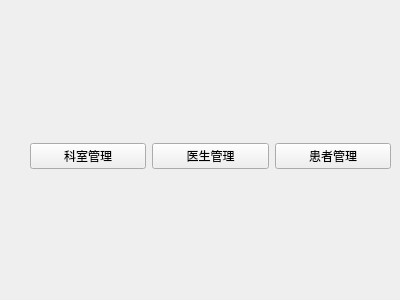
First picture: the form in lab3a/welcomeview.ui, repository SandraChen888/Sandra_QTCourse, before the edit.
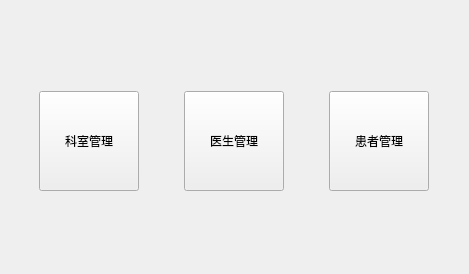
Second picture: the form after the edit.

```diff
--- a/lab3a/welcomeview.ui
+++ b/lab3a/welcomeview.ui
@@ -6,8 +6,8 @@
    <rect>
     <x>0</x>
     <y>0</y>
-    <width>400</width>
-    <height>300</height>
+    <width>469</width>
+    <height>274</height>
    </rect>
   </property>
   <property name="windowTitle">
@@ -16,33 +16,30 @@
   <widget class="QWidget" name="">
    <property name="geometry">
     <rect>
-     <x>30</x>
-     <y>0</y>
-     <width>361</width>
-     <height>311</height>
+     <x>0</x>
+     <y>90</y>
+     <width>471</width>
+     <height>102</height>
     </rect>
    </property>
-   <layout class="QVBoxLayout" name="verticalLayout">
-    <item>
-     <spacer name="verticalSpacer">
-      <property name="orientation">
-       <enum>Qt::Vertical</enum>
-      </property>
-      <property name="sizeHint" stdset="0">
-       <size>
-        <width>20</width>
-        <height>40</height>
-       </size>
-      </property>
-     </spacer>
-    </item>
-    <item>
      <layout class="QHBoxLayout" name="horizontalLayout">
       <item>
        <widget class="QPushButton" name="btnDepartment">
         <property name="enabled">
          <bool>true</bool>
         </property>
+      <property name="minimumSize">
+       <size>
+        <width>100</width>
+        <height>100</height>
+       </size>
+      </property>
+      <property name="maximumSize">
+       <size>
+        <width>100</width>
+        <height>100</height>
+       </size>
+      </property>
         <property name="text">
          <string>科室管理</string>
         </property>
@@ -53,6 +50,18 @@
       </item>
       <item>
        <widget class="QPushButton" name="btnDoctor">
+      <property name="minimumSize">
+       <size>
+        <width>100</width>
+        <height>100</height>
+       </size>
+      </property>
+      <property name="maximumSize">
+       <size>
+        <width>100</width>
+        <height>100</height>
+       </size>
+      </property>
         <property name="text">
          <string>医生管理</string>
         </property>
@@ -60,25 +69,22 @@
       </item>
       <item>
        <widget class="QPushButton" name="btnPatient">
+      <property name="minimumSize">
+       <size>
+        <width>100</width>
+        <height>100</height>
+       </size>
+      </property>
+      <property name="maximumSize">
+       <size>
+        <width>100</width>
+        <height>100</height>
+       </size>
+      </property>
         <property name="text">
          <string>患者管理</string>
         </property>
        </widget>
-      </item>
-     </layout>
-    </item>
-    <item>
-     <spacer name="verticalSpacer_2">
-      <property name="orientation">
-       <enum>Qt::Vertical</enum>
-      </property>
-      <property name="sizeHint" stdset="0">
-       <size>
-        <width>20</width>
-        <height>40</height>
-       </size>
-      </property>
-     </spacer>
     </item>
    </layout>
   </widget>
```
Lines whose indentation alone changed are shown as unchanged.
